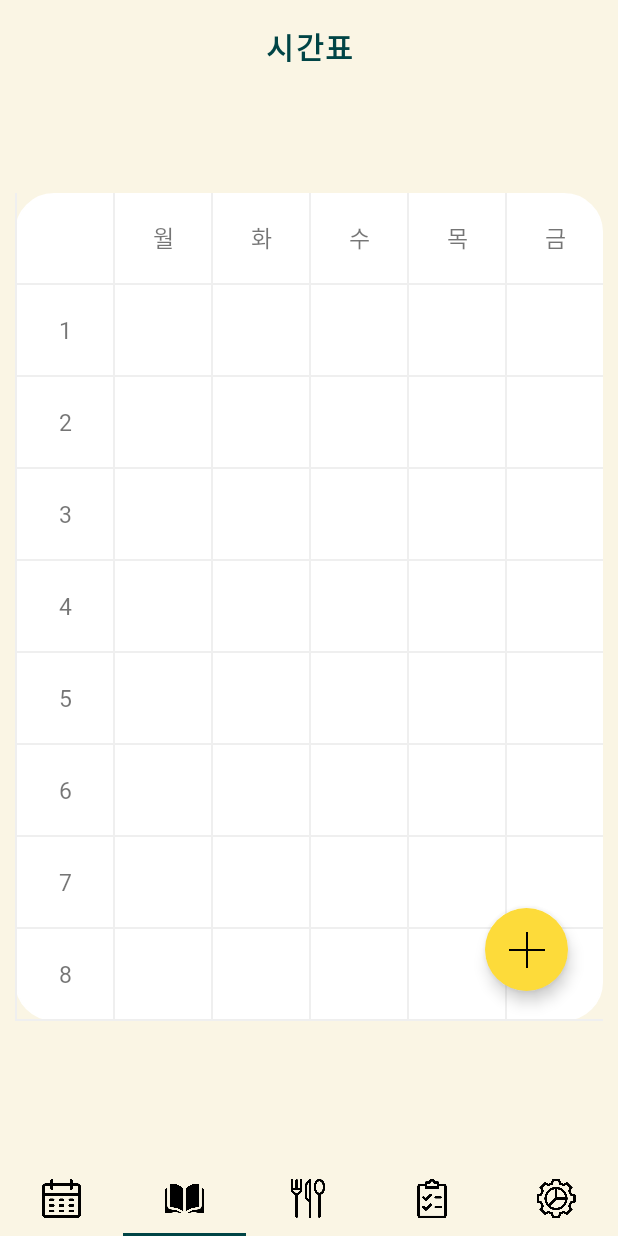
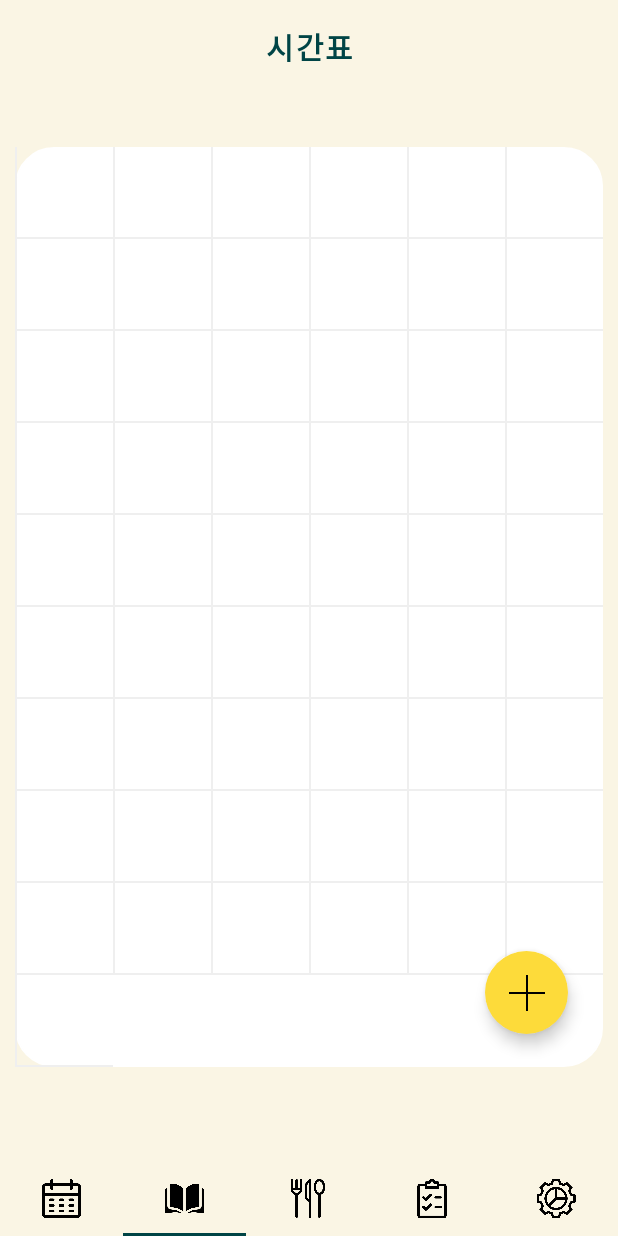
Before and after one commit to noion0511/MealService, an Android app: the screen it shows after launch (MainActivity), item 2 of the bottom bar chosen, on a phone screen of 412 x 824 dp. Run offline under Robolectric (Android 15) with nearby library versions, the phone set to English and light mode, and no system bars; our stand-ins replace Room's generated code; network calls fail.

```diff
--- a/school_lunch/app/src/main/java/com/example/school_lunch/Adapter/ClassAdapter.kt
+++ b/school_lunch/app/src/main/java/com/example/school_lunch/Adapter/ClassAdapter.kt
@@ -15,7 +15,7 @@ import com.example.school_lunch.Room.ClassSchedule
 import kotlinx.android.synthetic.main.class_item.view.*
 
 
-class ClassAdapter(val context: Context, val schedule : List<ClassScheduleF.ClassData>) : RecyclerView.Adapter<ClassAdapter.Holder>() {
+class ClassAdapter(val context: Context, val schedule : List<ClassSchedule>) : RecyclerView.Adapter<ClassAdapter.Holder>() {
 
 
     override fun onCreateViewHolder(parent: ViewGroup, viewType: Int): Holder {
@@ -48,7 +48,7 @@ class ClassAdapter(val context: Context, val schedule : List<ClassScheduleF.Clas
     inner class Holder(itemView: View) : RecyclerView.ViewHolder(itemView) {
         val nameTv = itemView.findViewById<TextView>(R.id.class_name)
 
-        fun bind(classSchedule: ClassScheduleF.ClassData) {
+        fun bind(classSchedule: ClassSchedule) {
             nameTv?.text = classSchedule.name
         }
     }
--- a/school_lunch/app/src/main/java/com/example/school_lunch/Fragment/ClassScheduleF.kt
+++ b/school_lunch/app/src/main/java/com/example/school_lunch/Fragment/ClassScheduleF.kt
@@ -30,34 +30,48 @@ class ClassScheduleF : Fragment() {
     private var ctList = listOf<ClassSchedule>()
     lateinit var mAdapter : ClassAdapter
 
-    private var classItems: List<ClassData> = mutableListOf(
-        ClassScheduleF.ClassData(""),ClassScheduleF.ClassData("월"),
-        ClassScheduleF.ClassData("화"),ClassScheduleF.ClassData("수"),
-        ClassScheduleF.ClassData("목"),ClassScheduleF.ClassData("금"),
-        ClassScheduleF.ClassData("1"),ClassScheduleF.ClassData(""),
-        ClassScheduleF.ClassData(""),ClassScheduleF.ClassData(""),
-        ClassScheduleF.ClassData(""),ClassScheduleF.ClassData(""),
-        ClassScheduleF.ClassData("2"),ClassScheduleF.ClassData(""),
-        ClassScheduleF.ClassData(""),ClassScheduleF.ClassData(""),
-        ClassScheduleF.ClassData(""),ClassScheduleF.ClassData(""),
-        ClassScheduleF.ClassData("3"),ClassScheduleF.ClassData(""),
-        ClassScheduleF.ClassData(""),ClassScheduleF.ClassData(""),
-        ClassScheduleF.ClassData(""),ClassScheduleF.ClassData(""),
-        ClassScheduleF.ClassData("4"),ClassScheduleF.ClassData(""),
-        ClassScheduleF.ClassData(""),ClassScheduleF.ClassData(""),
-        ClassScheduleF.ClassData(""),ClassScheduleF.ClassData(""),
-        ClassScheduleF.ClassData("5"),ClassScheduleF.ClassData(""),
-        ClassScheduleF.ClassData(""),ClassScheduleF.ClassData(""),
-        ClassScheduleF.ClassData(""),ClassScheduleF.ClassData(""),
-        ClassScheduleF.ClassData("6"),ClassScheduleF.ClassData(""),
-        ClassScheduleF.ClassData(""),ClassScheduleF.ClassData(""),
-        ClassScheduleF.ClassData(""),ClassScheduleF.ClassData(""),
-        ClassScheduleF.ClassData("7"),ClassScheduleF.ClassData(""),
-        ClassScheduleF.ClassData(""),ClassScheduleF.ClassData(""),
-        ClassScheduleF.ClassData(""),ClassScheduleF.ClassData(""),
-        ClassScheduleF.ClassData("8"),ClassScheduleF.ClassData(""),
-        ClassScheduleF.ClassData(""),ClassScheduleF.ClassData(""),
-        ClassScheduleF.ClassData(""),ClassScheduleF.ClassData("")
+//    private var classItems: List<ClassData> = mutableListOf(
+//        ClassScheduleF.ClassData(""),ClassScheduleF.ClassData("월"),
+//        ClassScheduleF.ClassData("화"),ClassScheduleF.ClassData("수"),
+//        ClassScheduleF.ClassData("목"),ClassScheduleF.ClassData("금"),
+//        ClassScheduleF.ClassData("1"),ClassScheduleF.ClassData(""),
+//        ClassScheduleF.ClassData(""),ClassScheduleF.ClassData(""),
+//        ClassScheduleF.ClassData(""),ClassScheduleF.ClassData(""),
+//        ClassScheduleF.ClassData("2"),ClassScheduleF.ClassData(""),
+//        ClassScheduleF.ClassData(""),ClassScheduleF.ClassData(""),
+//        ClassScheduleF.ClassData(""),ClassScheduleF.ClassData(""),
+//        ClassScheduleF.ClassData("3"),ClassScheduleF.ClassData(""),
+//        ClassScheduleF.ClassData(""),ClassScheduleF.ClassData(""),
+//        ClassScheduleF.ClassData(""),ClassScheduleF.ClassData(""),
+//        ClassScheduleF.ClassData("4"),ClassScheduleF.ClassData(""),
+//        ClassScheduleF.ClassData(""),ClassScheduleF.ClassData(""),
+//        ClassScheduleF.ClassData(""),ClassScheduleF.ClassData(""),
+//        ClassScheduleF.ClassData("5"),ClassScheduleF.ClassData(""),
+//        ClassScheduleF.ClassData(""),ClassScheduleF.ClassData(""),
+//        ClassScheduleF.ClassData(""),ClassScheduleF.ClassData(""),
+//        ClassScheduleF.ClassData("6"),ClassScheduleF.ClassData(""),
+//        ClassScheduleF.ClassData(""),ClassScheduleF.ClassData(""),
+//        ClassScheduleF.ClassData(""),ClassScheduleF.ClassData(""),
+//        ClassScheduleF.ClassData("7"),ClassScheduleF.ClassData(""),
+//        ClassScheduleF.ClassData(""),ClassScheduleF.ClassData(""),
+//        ClassScheduleF.ClassData(""),ClassScheduleF.ClassData(""),
+//        ClassScheduleF.ClassData("8"),ClassScheduleF.ClassData(""),
+//        ClassScheduleF.ClassData(""),ClassScheduleF.ClassData(""),
+//        ClassScheduleF.ClassData(""),ClassScheduleF.ClassData("")
+//    )
+
+    private var classItems: List<ClassSchedule> = listOf(
+        ClassSchedule(0,""), ClassSchedule(1,""), ClassSchedule(2,""), ClassSchedule(3,""), ClassSchedule(4,""),
+        ClassSchedule(5,""), ClassSchedule(6,""), ClassSchedule(7,""), ClassSchedule(8,""), ClassSchedule(9,""),
+        ClassSchedule(10,""), ClassSchedule(11,""), ClassSchedule(12,""), ClassSchedule(13,""), ClassSchedule(14,""),
+        ClassSchedule(15,""), ClassSchedule(16,""), ClassSchedule(17,""), ClassSchedule(18,""), ClassSchedule(19,""),
+        ClassSchedule(20,""), ClassSchedule(21,""), ClassSchedule(22,""), ClassSchedule(23,""), ClassSchedule(24,""),
+        ClassSchedule(25,""), ClassSchedule(26,""), ClassSchedule(27,""), ClassSchedule(28,""), ClassSchedule(29,""),
+        ClassSchedule(30,""), ClassSchedule(31,""), ClassSchedule(32,""), ClassSchedule(33,""), ClassSchedule(34,""),
+        ClassSchedule(35,""), ClassSchedule(36,""), ClassSchedule(37,""), ClassSchedule(38,""), ClassSchedule(39,""),
+        ClassSchedule(40,""), ClassSchedule(41,""), ClassSchedule(42,""), ClassSchedule(43,""), ClassSchedule(44,""),
+        ClassSchedule(45,""), ClassSchedule(46,""), ClassSchedule(47,""), ClassSchedule(48,""), ClassSchedule(49,""),
+        ClassSchedule(50,""), ClassSchedule(51,""), ClassSchedule(52,""), ClassSchedule(53,""), ClassSchedule(54,"")
     )
 
     override fun onCreate(savedInstanceState: Bundle?) {
@@ -109,7 +123,4 @@ class ClassScheduleF : Fragment() {
         ClassTableDB.destroyInstance()
         super.onDestroy()
     }
-
-    data class ClassData(val name :String) {
-    }
 }
--- a/school_lunch/app/src/main/java/com/example/school_lunch/Room/ClassSchedule.kt
+++ b/school_lunch/app/src/main/java/com/example/school_lunch/Room/ClassSchedule.kt
@@ -6,9 +6,7 @@ import androidx.room.PrimaryKey
 @Entity(tableName = "classTable")
 data class ClassSchedule(
     @PrimaryKey(autoGenerate = true) var id: Int?,
-    var days: String,
-    var periods: String,
     var name: String
 ) {
-    constructor() : this(null,"","","")
+    constructor() : this(null,"")
 }
--- a/school_lunch/app/src/main/res/layout/fragment_setting.xml
+++ b/school_lunch/app/src/main/res/layout/fragment_setting.xml
@@ -5,7 +5,6 @@
     android:layout_height="match_parent"
     xmlns:app="http://schemas.android.com/apk/res-auto"
     tools:context=".Fragment.SettingF">
-
 
     <ScrollView
         android:layout_width="match_parent"
```
